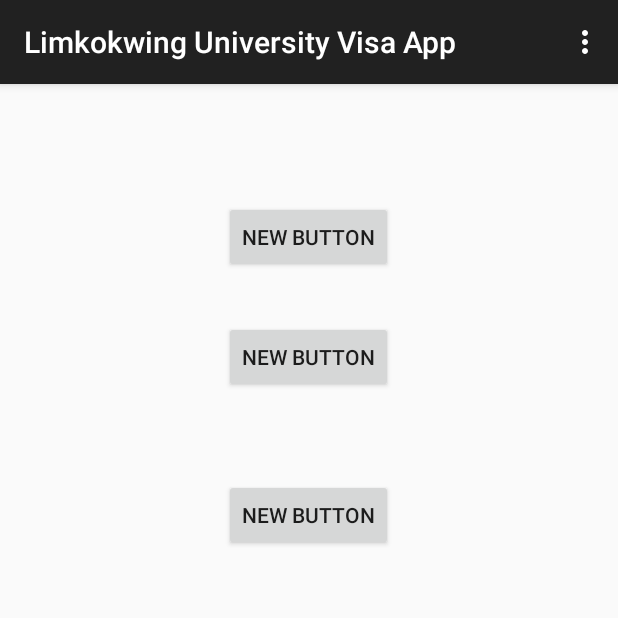
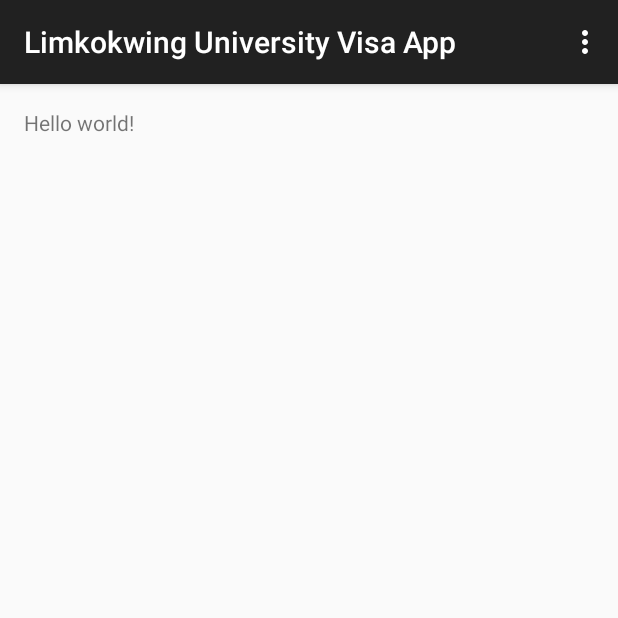
Before and after one commit to Sajjad-Rahman/LimkokwingUniversityVisaApp, an Android app: the screen it shows after launch (MainActivity), on a phone screen of 412 x 824 dp, the top half of it. Run offline under Robolectric (Android 15) with nearby library versions, the phone set to English and light mode, and no system bars.

Commit message:
Revert "Update 1"
This reverts commit 1d6c2f716f72c223d091b0158cdd59257e97e1cf.

```diff
--- a/app/src/main/res/layout/activity_main.xml
+++ b/app/src/main/res/layout/activity_main.xml
@@ -5,30 +5,7 @@
     android:paddingTop="@dimen/activity_vertical_margin"
     android:paddingBottom="@dimen/activity_vertical_margin" tools:context=".MainActivity">
 
-    <Button
-        android:layout_width="wrap_content"
-        android:layout_height="wrap_content"
-        android:text="New Button"
-        android:id="@+id/button"
-        android:layout_alignParentTop="true"
-        android:layout_centerHorizontal="true"
-        android:layout_marginTop="62dp" />
+    <TextView android:text="@string/hello_world" android:layout_width="wrap_content"
+        android:layout_height="wrap_content" />
 
-    <Button
-        android:layout_width="wrap_content"
-        android:layout_height="wrap_content"
-        android:text="New Button"
-        android:id="@+id/button2"
-        android:layout_below="@+id/button"
-        android:layout_centerHorizontal="true"
-        android:layout_marginTop="32dp" />
-
-    <Button
-        android:layout_width="wrap_content"
-        android:layout_height="wrap_content"
-        android:text="New Button"
-        android:id="@+id/button3"
-        android:layout_below="@+id/button2"
-        android:layout_centerHorizontal="true"
-        android:layout_marginTop="57dp" />
 </RelativeLayout>
```
